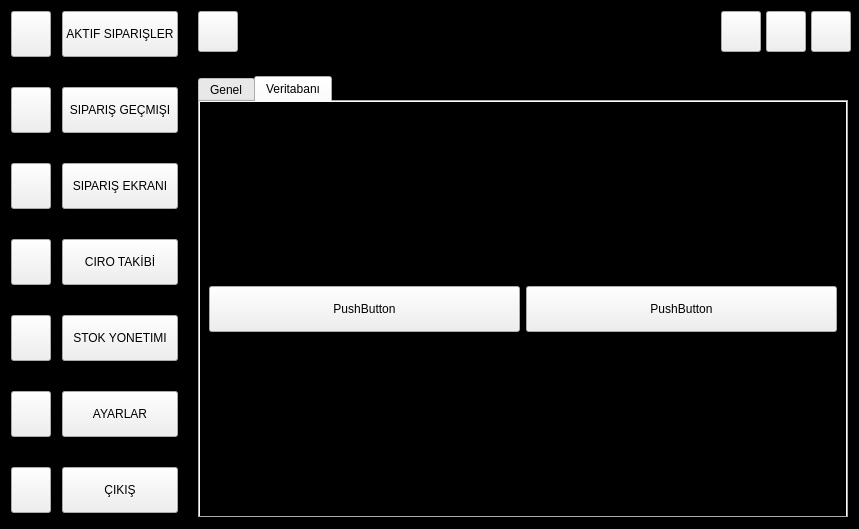
Above: ui/main_window.ui from dotPEEKs/asena before the change. Below: the same form after it.
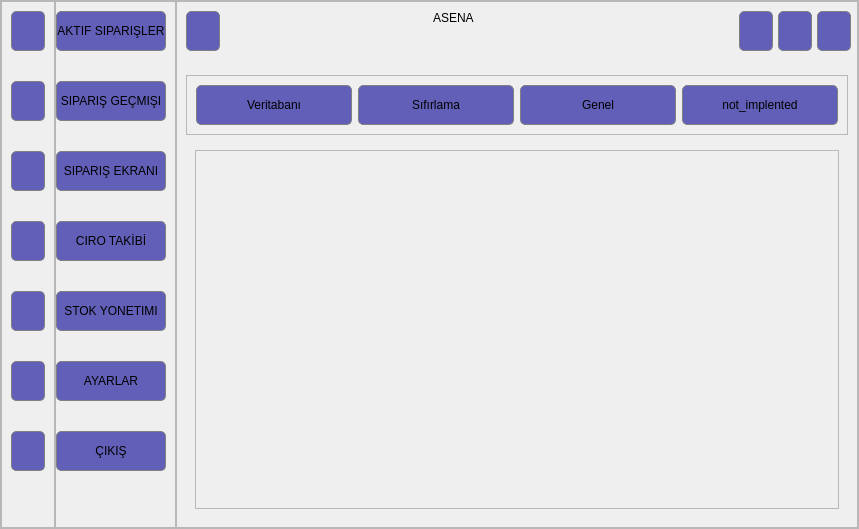
That is the form after the change. The open tabs and pages were chosen to show the change. Icons and pictures are not drawn.

```diff
--- a/ui/main_window.ui
+++ b/ui/main_window.ui
@@ -14,21 +14,25 @@
    <string>MainWindow</string>
   </property>
   <property name="styleSheet">
-   <string notr="true">QLabel {
+   <string notr="true">QFrame {
+	background-color: &quot;#1c1c30&quot;;
+}
+
+QLabel {
 	font: 700 18pt &quot;Arial&quot;;
 }
 
-
-QPushButton {
-	background-color: none;
+QPushButton {	
+	background-color: #625fb8;
+	border: 1px solid gray;
+	border-radius: 5px;
 	font: 700 11pt &quot;Arial&quot;;
 	height: 38px;
 }
 
-QFrame {
-	background-color: rgb(0, 0, 0);
+QPushButton:hover {
+	background-color: #8784e0;
 }
-
 QTableWidget {
 	background-color: none;
 	border-radius: 3px;
@@ -36,7 +40,12 @@
 
 QTableCornerButton::section {
 	background-color: 'transparent';
-}</string>
+},
+
+QStackedWidget {
+	border: 1px solid gray;
+}
+</string>
   </property>
   <widget class="QWidget" name="centralwidget">
    <property name="minimumSize">
@@ -100,9 +109,7 @@
           </size>
          </property>
          <property name="styleSheet">
-          <string notr="true">QPushButton {
-	height: 38px;
-}	</string>
+          <string notr="true"/>
          </property>
          <property name="frameShape">
           <enum>QFrame::Shape::StyledPanel</enum>
@@ -308,6 +315,9 @@
           </item>
           <item>
            <widget class="QPushButton" name="endorsement_btn">
+            <property name="styleSheet">
+             <string notr="true"/>
+            </property>
             <property name="text">
              <string>CIRO TAKİBİ</string>
             </property>
@@ -681,64 +691,80 @@
               </item>
              </layout>
             </widget>
-            <widget class="QWidget" name="tab_3">
-             <layout class="QHBoxLayout" name="horizontalLayout_9">
+            <widget class="QWidget" name="options">
+             <layout class="QVBoxLayout" name="verticalLayout_4">
               <item>
-               <widget class="QTabWidget" name="tabWidget">
-                <property name="sizePolicy">
-                 <sizepolicy hsizetype="Preferred" vsizetype="Preferred">
-                  <horstretch>0</horstretch>
-                  <verstretch>0</verstretch>
-                 </sizepolicy>
+               <widget class="QFrame" name="stacked_widget_tab_btn">
+                <property name="minimumSize">
+                 <size>
+                  <width>0</width>
+                  <height>50</height>
+                 </size>
                 </property>
-                <property name="currentIndex">
-                 <number>0</number>
+                <property name="styleSheet">
+                 <string notr="true"/>
                 </property>
-                <property name="movable">
-                 <bool>true</bool>
+                <property name="frameShape">
+                 <enum>QFrame::Shape::StyledPanel</enum>
                 </property>
-                <widget class="QWidget" name="tab">
-                 <attribute name="title">
-                  <string>Genel</string>
-                 </attribute>
+                <property name="frameShadow">
+                 <enum>QFrame::Shadow::Raised</enum>
+                </property>
+                <layout class="QHBoxLayout" name="horizontalLayout_9">
+                 <item>
+                  <widget class="QPushButton" name="settings_db_management_btn">
+                   <property name="sizePolicy">
+                    <sizepolicy hsizetype="Minimum" vsizetype="Minimum">
+                     <horstretch>0</horstretch>
+                     <verstretch>0</verstretch>
+                    </sizepolicy>
+                   </property>
+                   <property name="text">
+                    <string>Veritabanı</string>
+                   </property>
+                  </widget>
+                 </item>
+                 <item>
+                  <widget class="QPushButton" name="reset_btn">
+                   <property name="text">
+                    <string>Sıfırlama</string>
+                   </property>
+                  </widget>
+                 </item>
+                 <item>
+                  <widget class="QPushButton" name="common_btn">
+                   <property name="text">
+                    <string>Genel</string>
+                   </property>
+                  </widget>
+                 </item>
+                 <item>
+                  <widget class="QPushButton" name="not_implented">
+                   <property name="text">
+                    <string>not_implented</string>
+                   </property>
+                  </widget>
+                 </item>
+                </layout>
+               </widget>
+              </item>
+              <item>
+               <widget class="QStackedWidget" name="options_tab">
+                <widget class="QWidget" name="db_management_tab">
                  <layout class="QHBoxLayout" name="horizontalLayout_10">
                   <item>
-                   <widget class="QPushButton" name="pushButton_4">
-                    <property name="text">
-                     <string>PushButton</string>
+                   <widget class="QFrame" name="frame">
+                    <property name="frameShape">
+                     <enum>QFrame::Shape::StyledPanel</enum>
                     </property>
-                   </widget>
-                  </item>
-                  <item>
-                   <widget class="QPushButton" name="pushButton_3">
-                    <property name="text">
-                     <string>PushButton</string>
+                    <property name="frameShadow">
+                     <enum>QFrame::Shadow::Raised</enum>
                     </property>
                    </widget>
                   </item>
                  </layout>
                 </widget>
-                <widget class="QWidget" name="tab_2">
-                 <attribute name="title">
-                  <string>Veritabanı</string>
-                 </attribute>
-                 <layout class="QHBoxLayout" name="horizontalLayout_11">
-                  <item>
-                   <widget class="QPushButton" name="pushButton_6">
-                    <property name="text">
-                     <string>PushButton</string>
-                    </property>
-                   </widget>
-                  </item>
-                  <item>
-                   <widget class="QPushButton" name="pushButton_5">
-                    <property name="text">
-                     <string>PushButton</string>
-                    </property>
-                   </widget>
-                  </item>
-                 </layout>
-                </widget>
+                <widget class="QWidget" name="reset_tab"/>
                </widget>
               </item>
              </layout>
```
Left out of the diff: 11 changed lines with no effect on the pictures.
